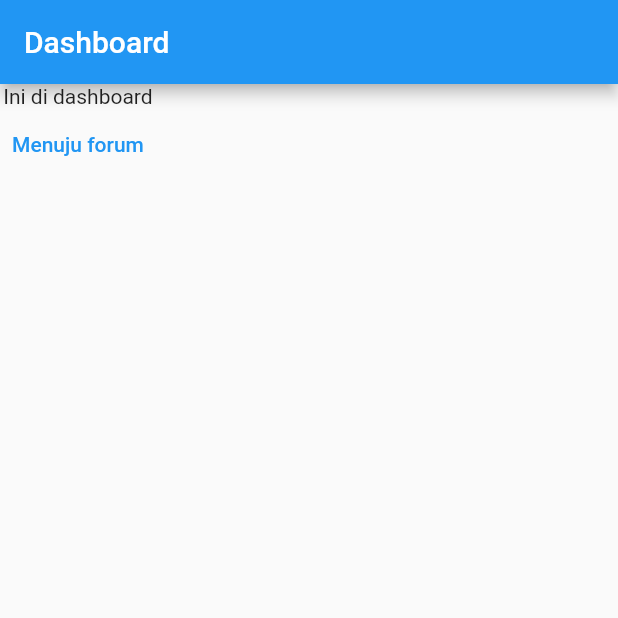
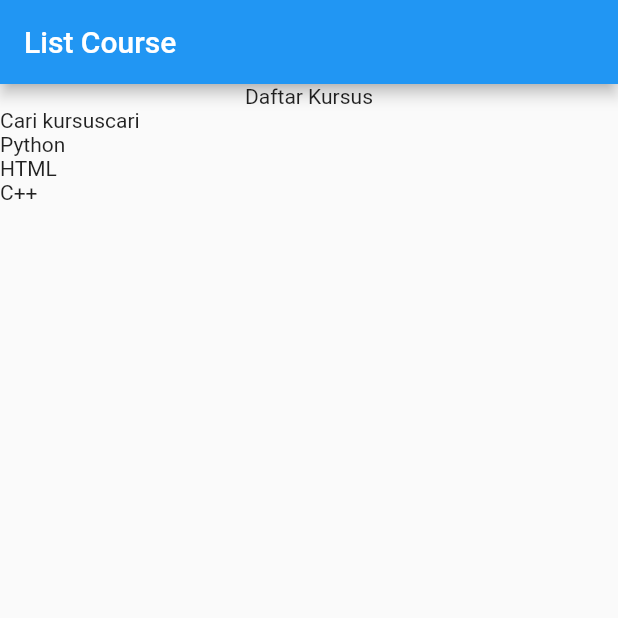
Before and after one commit to Soviena/belajarpro-flutter, a Flutter app: the screen it shows after launch, on a phone screen of 412 x 824 dp, the top half of it. Run offline on Flutter 3.47's test engine with Material 2 defaults, Android fonts, the phone set to English and light mode, and no system bars.

Commit message:
tambah kerangka daftar kursus

```diff
--- a/lib/main.dart
+++ b/lib/main.dart
@@ -1,11 +1,13 @@
 import 'package:flutter/material.dart';
 import 'package:belajar_pro/pages/dashboard.dart';
+import 'package:belajar_pro/pages/listCourse.dart';
 import 'package:belajar_pro/pages/forum.dart';
 
 void main() => runApp(MaterialApp(
-  initialRoute: '/dashboard',
+  initialRoute: '/listcourse',
   routes: {
     '/dashboard': (context) => Dashboard(),
     '/forum': (context) => Forum(),
+    '/listcourse': (context) => ListCourse(),
   })
 );
--- /dev/null
+++ b/lib/pages/listCourse.dart
@@ -0,0 +1,48 @@
+import 'package:flutter/material.dart';
+
+class ListCourse extends StatefulWidget{
+  @override
+  _ListCourseState createState() => _ListCourseState();
+}
+
+final List<String> course = <String>['Python', 'HTML', 'C++'];
+
+
+class _ListCourseState extends State<ListCourse> {
+  @override
+  Widget build(BuildContext context)  {
+    return Scaffold(
+      appBar: AppBar(
+        title: Text("List Course"),
+      ),
+      body: Column(
+        children: [
+          Container(
+            child: Text("Daftar Kursus"),
+          ),
+          Container(
+            child: Row(
+              children: [
+                Container(
+                  child: Text("Cari kursus"),
+                ),
+                Container(
+                  child: Text("cari"),
+                )
+              ],
+            ),
+          ),
+          Expanded(
+            child: ListView.builder(
+              itemCount: course.length,
+              itemBuilder: (BuildContext context, int index) {
+                return Container(
+                  child: Text(course[index]),
+                );
+              })
+            ),
+        ],
+      ),
+    );
+  }
+}
```
